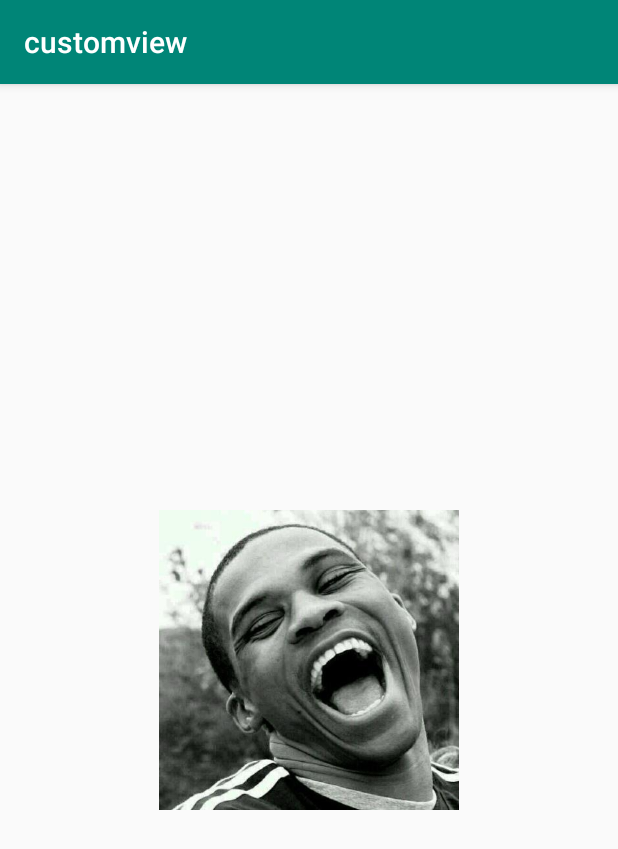
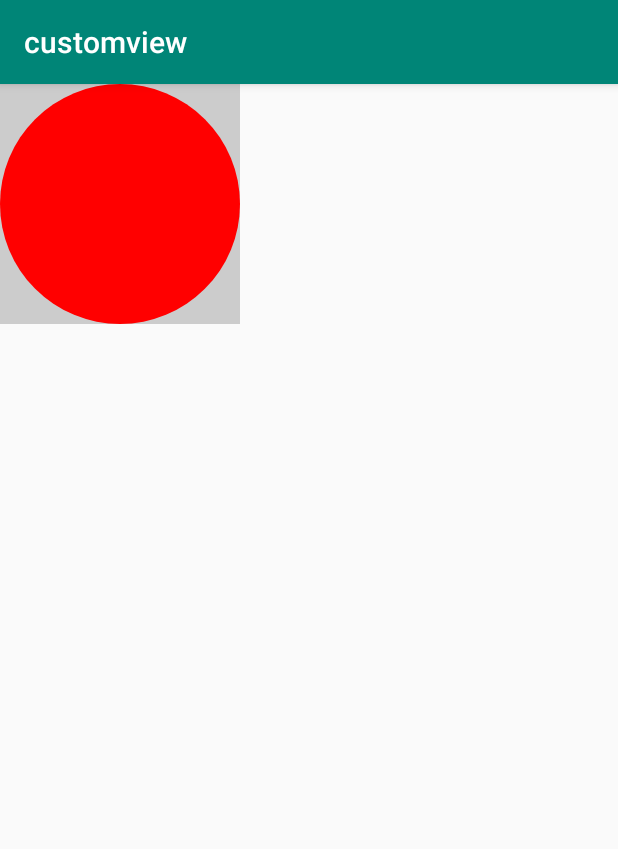
Before and after one commit to yatoooon/CodingRoad, an Android app: the screen it shows after launch (LayoutActivity), on a phone screen of 412 x 824 dp. Shown: the top 849 px of the screen. Run offline under Robolectric (Android 15) with nearby library versions, the phone set to English and light mode, and no system bars; our stand-ins replace Timber.

Commit message:
整理一下自定义layout

```diff
--- a/customview/src/main/java/com/yatoooon/customview/LayoutActivity.java
+++ b/customview/src/main/java/com/yatoooon/customview/LayoutActivity.java
@@ -3,11 +3,12 @@ package com.yatoooon.customview;
 import android.os.Bundle;
 import android.support.annotation.Nullable;
 import android.support.v7.app.AppCompatActivity;
-import com.yatoooon.customview.layout.SquareImageView;
+import com.yatoooon.customview.layout.CircleView;
 
 public class LayoutActivity extends AppCompatActivity {
 
-    private SquareImageView view;
+//    private SquareImageView view;//1
+    private CircleView view;//2
 
     //整体   1.测量流程 :  从rootview 递归调用每一级子view 的measure()方法
     //      2.布局流程 :  从rootview 递归调用每一级子view 的layout()方法 把测量过程得出的子view的位置和尺寸传给子view 子view保存
@@ -24,10 +25,15 @@ public class LayoutActivity extends AppCompatActivity {
         setContentView(R.layout.activity_layout);
         view = findViewById(R.id.view);
 
-        setExample1();
+//        setExample1();
+        setExample2();
     }
 
-    private void setExample1() {
-        view.setImageResource(R.drawable.head);
+    private void setExample2() {
+
     }
+
+//    private void setExample1() {
+//        view.setImageResource(R.drawable.head);
+//    }
 }
--- a/customview/src/main/java/com/yatoooon/customview/layout/CircleView.java
+++ b/customview/src/main/java/com/yatoooon/customview/layout/CircleView.java
@@ -1,11 +1,18 @@
 package com.yatoooon.customview.layout;
 
 import android.content.Context;
+import android.graphics.Canvas;
+import android.graphics.Color;
+import android.graphics.Paint;
 import android.support.annotation.Nullable;
 import android.util.AttributeSet;
 import android.view.View;
+import com.yatoooon.baselibrary.utils.DensityUtil;
 
 public class CircleView extends View {
+
+    private static final int RADIUS = DensityUtil.dp2px(80);
+    Paint paint = new Paint(Paint.ANTI_ALIAS_FLAG);
 
     //对自定义view完全进行自定义尺寸计算:重写onMeasure();
     public CircleView(Context context, @Nullable AttributeSet attrs) {
@@ -14,7 +21,18 @@ public class CircleView extends View {
 
     @Override
     protected void onMeasure(int widthMeasureSpec, int heightMeasureSpec) {
-        super.onMeasure(widthMeasureSpec, heightMeasureSpec);
+        int width = RADIUS * 2;
+        int height = RADIUS * 2;
+//        width = resolveSizeAndState(width, widthMeasureSpec, 0);    //对计算结果进行修正  看看父view的要求和自己计算的尺寸   看一下源码
+//        height = resolveSizeAndState(height, heightMeasureSpec, 0);
+        setMeasuredDimension(width, height);
+    }
 
+    @Override
+    protected void onDraw(Canvas canvas) {
+        super.onDraw(canvas);
+
+        paint.setColor(Color.RED);
+        canvas.drawCircle(RADIUS, RADIUS, RADIUS, paint);
     }
 }
--- /dev/null
+++ b/customview/src/main/java/com/yatoooon/customview/layout/TagLayout.java
@@ -0,0 +1,16 @@
+package com.yatoooon.customview.layout;
+
+import android.content.Context;
+import android.util.AttributeSet;
+import android.view.ViewGroup;
+
+public class TagLayout extends ViewGroup {
+    public TagLayout(Context context, AttributeSet attrs) {
+        super(context, attrs);
+    }
+
+    @Override
+    protected void onLayout(boolean changed, int l, int t, int r, int b) {
+
+    }
+}
--- a/customview/src/main/res/layout/activity_layout.xml
+++ b/customview/src/main/res/layout/activity_layout.xml
@@ -1,17 +1,15 @@
 <?xml version="1.0" encoding="utf-8"?>
-<android.support.constraint.ConstraintLayout
-        xmlns:android="http://schemas.android.com/apk/res/android"
-        xmlns:app="http://schemas.android.com/apk/res-auto"
-        android:layout_width="match_parent" android:layout_height="match_parent">
+<LinearLayout xmlns:android="http://schemas.android.com/apk/res/android"
+              android:layout_width="match_parent"
+              android:layout_height="match_parent">
 
-    <com.yatoooon.customview.layout.SquareImageView
+
+    <com.yatoooon.customview.layout.CircleView
             android:id="@+id/view"
             android:layout_width="300dp"
+            android:background="#cccccc"
             android:layout_height="200dp"
-            app:layout_constraintBottom_toBottomOf="parent"
-            app:layout_constraintLeft_toLeftOf="parent"
-            app:layout_constraintTop_toTopOf="parent"
-            app:layout_constraintRight_toRightOf="parent"
+
     />
 
-</android.support.constraint.ConstraintLayout>
+</LinearLayout>
```
